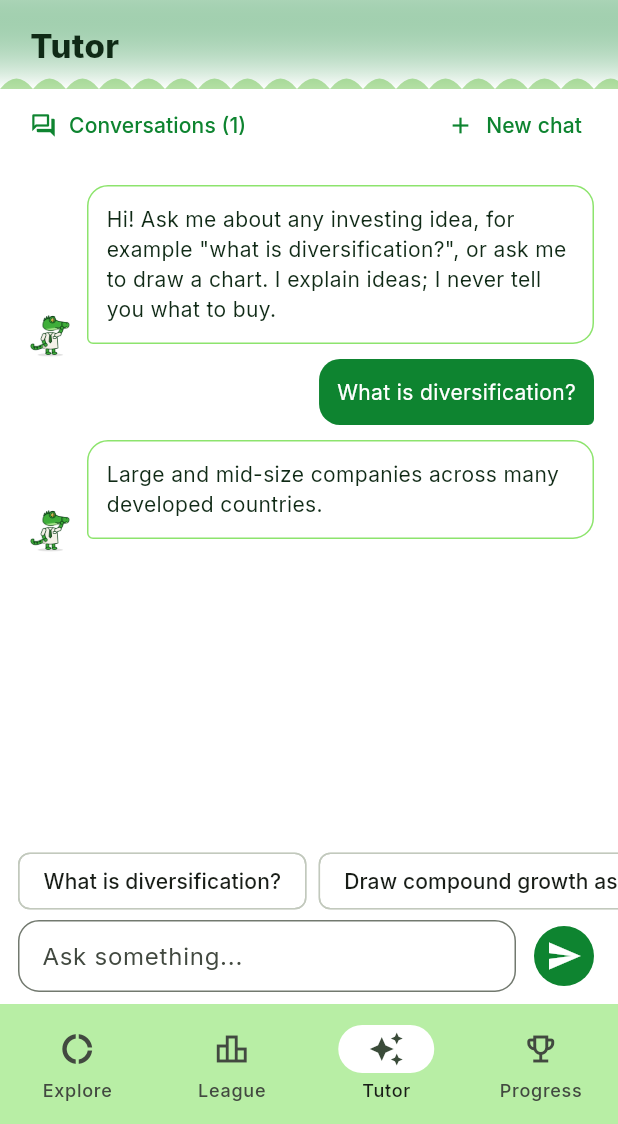
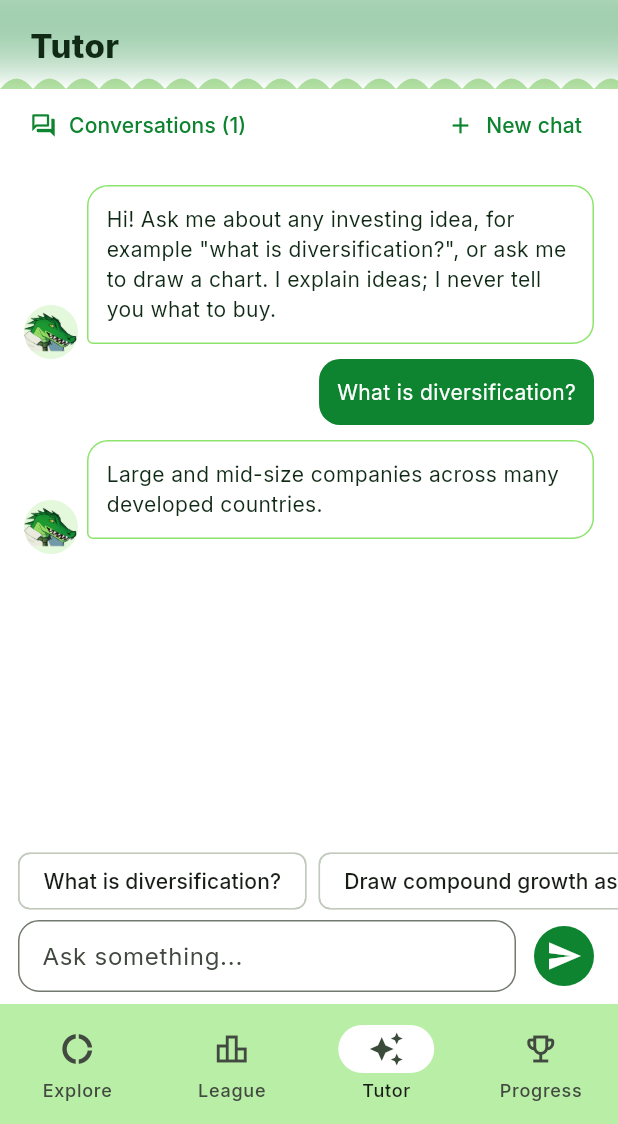
Before and after one commit to moawnallah/finance-quest-yappers, a Flutter app: the TutorScreen screen opened by its route, after a tap on "What is diversification?", on a phone screen of 412 x 824 dp, the part 112-1236 px from its top. Run offline on Flutter 3.47's test engine with Material 3 defaults, Android fonts, the phone set to English and light mode, and no system bars; our stand-ins replace audioplayers, fl_chart, go_router, google_fonts, shared_preferences; missing offline and left inert: dart:js_interop; accounts and stored records are empty; network calls fail.

Commit message:
use paulina's kyle art as the mascot
The app now shows Paulina's full-size drawing of Kyle (white shirt in
light mode, dark shirt in dark mode) in large spots and a crop of his
head as the small avatar; the originals are in docs/mascot/original.
The code-drawn chibi poses are no longer used in the app. New poses can
be added as assets/mascot/kyle/<pose>_light.png and <pose>_dark.png and
listed in MascotPlaceholder.kylePoses.

Also fixes a blank Tutor page when it was opened directly: saved chats
loading in the background could wipe the new chat.

```diff
--- a/frontend/lib/screens/onboarding_screen.dart
+++ b/frontend/lib/screens/onboarding_screen.dart
@@ -169,7 +169,7 @@ class _WelcomeState extends State<_Welcome> {
                 Spacer(),
 Row(crossAxisAlignment: CrossAxisAlignment.end, children: [
                   Expanded(child: Text('Invest with confidence.', style: GoogleFonts.lora(fontSize: 32, fontWeight: FontWeight.w700, color: kInk, height: 1.1))),
-                  MascotPlaceholder(size: 96, pose: 'wave'),
+                  MascotPlaceholder(size: 150, pose: 'wave'),
                 ]),
                 SizedBox(height: 8),
                 Text('Short, practical lessons on investment types, for every stage of life.',
--- a/frontend/lib/screens/placement_screen.dart
+++ b/frontend/lib/screens/placement_screen.dart
@@ -105,7 +105,7 @@ class _PlacementScreenState extends State<PlacementScreen> {
     return Scaffold(
       appBar: AppBar(title: Text(widget.retest ? 'Your progress' : 'Your starting point')),
       body: ListView(padding: EdgeInsets.all(20), children: [
-        Center(child: MascotPlaceholder(size: 110, pose: 'cheer')),
+        Center(child: MascotPlaceholder(size: 200, pose: 'cheer')),
         SizedBox(height: 8),
         Center(child: Text('$score of $total', style: TextStyle(fontSize: 48, fontWeight: FontWeight.w800, color: kPrimaryText))),
         if (widget.retest && before != null)
--- a/frontend/lib/screens/signin_screen.dart
+++ b/frontend/lib/screens/signin_screen.dart
@@ -32,7 +32,7 @@ class _SignInScreenState extends State<SignInScreen> {
     return Scaffold(
       appBar: AppBar(title: Text('Save your progress')),
       body: ListView(padding: EdgeInsets.all(20), children: [
-        Center(child: MascotPlaceholder(size: 110, pose: 'wave')),
+        Center(child: MascotPlaceholder(size: 200, pose: 'wave')),
         SizedBox(height: 16),
         Text('Sign in to keep your Scales, streak and roadmap on every device.',
             textAlign: TextAlign.center, style: TextStyle(fontSize: 16, color: kBody, height: 1.4)),
--- a/frontend/lib/screens/task_screen.dart
+++ b/frontend/lib/screens/task_screen.dart
@@ -410,7 +410,7 @@ class _TaskRunScreenState extends State<TaskRunScreen> {
     return Scaffold(
       appBar: AppBar(title: Text(widget.run.title), automaticallyImplyLeading: false),
       body: ListView(padding: EdgeInsets.all(24), children: [
-        Center(child: MascotPlaceholder(size: 140, pose: (avg ?? 1) >= 0.8 || completedNode ? 'cheer' : 'oops')),
+        Center(child: MascotPlaceholder(size: 220, pose: (avg ?? 1) >= 0.8 || completedNode ? 'cheer' : 'oops')),
         SizedBox(height: 16),
         Text(
           completedNode ? 'Skill complete!' : drawn ? (passed ? 'Check passed' : 'Not this time') : 'Round done',
--- a/frontend/lib/screens/tutor_screen.dart
+++ b/frontend/lib/screens/tutor_screen.dart
@@ -443,7 +443,16 @@ class _TutorScreenState extends State<TutorScreen> {
     final conv = s.currentConversation;
     final wide = isWideWeb(context);
     final appBar = widget.fromQuestion ? AppBar(title: Text('Ask the tutor')) : StatsBar(title: 'Tutor');
-    if (conv == null) return Scaffold(appBar: appBar, body: SizedBox());
+    if (conv == null) {
+      // Saved chats load in the background and may replace the list; once they
+      // are in and nothing is open, start a fresh chat instead of a blank page.
+      if (s.conversationsLoaded) {
+        WidgetsBinding.instance.addPostFrameCallback((_) {
+          if (mounted && s.currentConversation == null) setState(() => _start(s, null));
+        });
+      }
+      return Scaffold(appBar: appBar as PreferredSizeWidget, body: Center(child: CircularProgressIndicator()));
+    }
     return Scaffold(
       appBar: appBar as PreferredSizeWidget,
       body: wide
--- a/frontend/lib/widgets/common.dart
+++ b/frontend/lib/widgets/common.dart
@@ -538,23 +538,30 @@ class _EyesPainter extends CustomPainter {
 
 /// Placeholder for the future mascot, so we can see how much space it takes.
 /// A dashed outline with a simple face; swap the inside for the real artwork.
-/// The CrocoCash mascot (assets/mascot, drawn by docs/mascot/make_mascot.py).
-/// Poses: wave (hello), teach (explaining), think, cheer (success), oops (mistake), read.
+/// The CrocoCash mascot: Kyle, drawn by Paulina (docs/mascot/original).
+/// Large sizes show the full figure, small ones his head; the white-shirt art
+/// is used in light mode and the dark-shirt art in dark mode.
+/// New poses: add assets/mascot/kyle/<pose>_light.png and <pose>_dark.png,
+/// then list the pose in [kylePoses]; until then every pose shows the main art.
 class MascotPlaceholder extends StatelessWidget {
   final double size;
   final String? say; // optional speech bubble
-  final String pose;
+  final String pose; // wave | teach | think | cheer | oops | read
   MascotPlaceholder({super.key, this.size = 64, this.say, this.pose = 'wave'});
 
-  static const poses = ['wave', 'teach', 'think', 'cheer', 'oops', 'read'];
+  static const kylePoses = <String>{}; // poses Paulina has drawn so far
 
   @override
   Widget build(BuildContext context) {
+    final theme = appDark ? 'dark' : 'light';
+    final small = size < 90;
+    final file = small ? 'head_$theme' : (kylePoses.contains(pose) ? '${pose}_$theme' : 'full_$theme');
+    final img = Image.asset('assets/mascot/kyle/$file.png',
+        width: small ? size : size * 0.85, height: small ? size : size, fit: BoxFit.contain, filterQuality: FilterQuality.medium);
     final face = Semantics(
-      label: 'CrocoCash mascot',
+      label: 'Kyle, the CrocoCash mascot',
       image: true,
-      child: Image.asset('assets/mascot/${poses.contains(pose) ? pose : 'wave'}.png',
-          width: size, height: size, fit: BoxFit.contain, filterQuality: FilterQuality.medium),
+      child: small ? ClipOval(child: ColoredBox(color: kPrimarySoft, child: img)) : img,
     );
     if (say == null) return face;
     return Row(crossAxisAlignment: CrossAxisAlignment.center, children: [
--- a/frontend/pubspec.yaml
+++ b/frontend/pubspec.yaml
@@ -29,5 +29,5 @@ flutter:
     - assets/eu_benchmark.json
     - assets/steps.json
     - assets/sfx/
-    - assets/mascot/
+    - assets/mascot/kyle/
     - assets/logo.png
```
Also changed, not shown: docs/mascot/original/kyle_dark_shirt_paulina.png (added), docs/mascot/original/kyle_white_shirt_paulina.png (added), frontend/assets/mascot/cheer.png (deleted), frontend/assets/mascot/kyle/full_dark.png (added), frontend/assets/mascot/kyle/full_light.png (added), frontend/assets/mascot/kyle/head_dark.png (added), frontend/assets/mascot/kyle/head_light.png (added), frontend/assets/mascot/oops.png (deleted), frontend/assets/mascot/read.png (deleted), frontend/assets/mascot/teach.png (deleted), frontend/assets/mascot/think.png (deleted), frontend/assets/mascot/wave.png (deleted).
